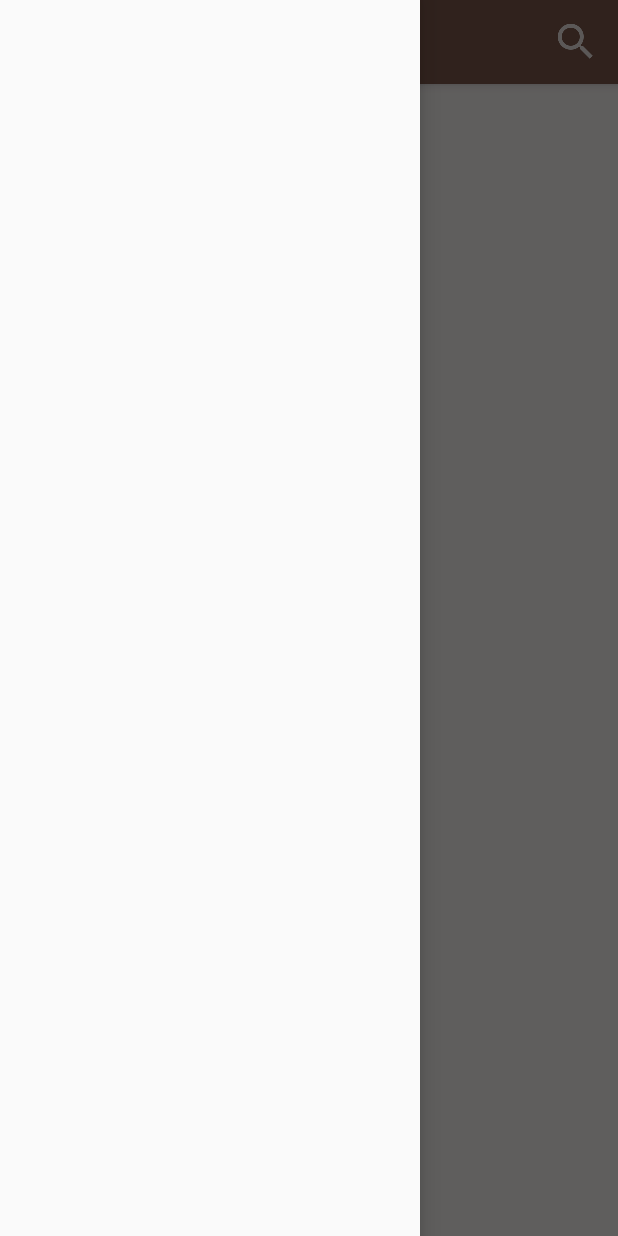
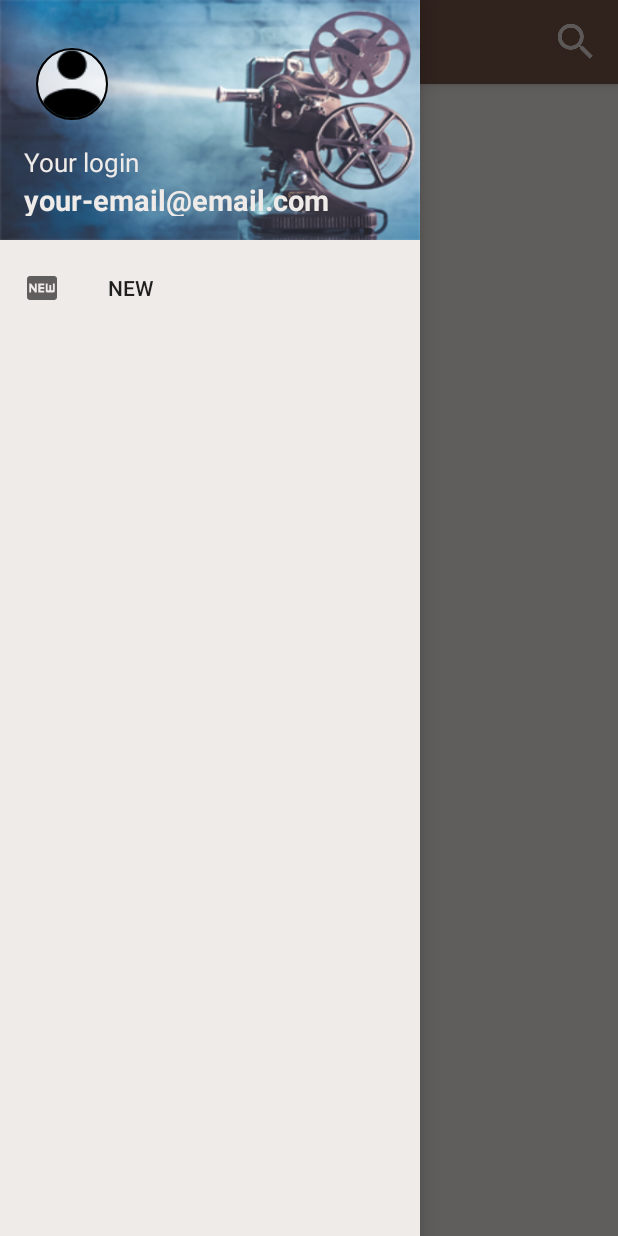
Before and after one commit to MarchenkoProjects/MovieAskerApplication, an Android app: the screen it shows after launch (MainActivity), with the side drawer open, on a phone screen of 412 x 824 dp. Run offline under Robolectric (Android 15) with nearby library versions, the phone set to English and light mode, and no system bars; our stand-ins replace CircleImageView.

Commit message:
Beginning of the implementation Navigation Drawer.

```diff
--- a/app/build.gradle
+++ b/app/build.gradle
@@ -23,4 +23,5 @@ dependencies {
     compile fileTree(dir: 'libs', include: ['*.jar'])
     compile 'com.android.support:appcompat-v7:23.2.0'
     compile 'com.android.support:design:23.2.0'
+    compile 'de.hdodenhof:circleimageview:2.0.0'
 }
--- a/app/src/main/java/mos/edu/client/movieasker/MainActivity.java
+++ b/app/src/main/java/mos/edu/client/movieasker/MainActivity.java
@@ -1,6 +1,9 @@
 package mos.edu.client.movieasker;
 
 import android.os.Bundle;
+import android.support.v4.view.GravityCompat;
+import android.support.v4.widget.DrawerLayout;
+import android.support.v7.app.ActionBarDrawerToggle;
 import android.support.v7.app.AppCompatActivity;
 import android.support.v7.widget.Toolbar;
 
@@ -17,9 +20,24 @@ public class MainActivity extends AppCompatActivity {
     }
 
     private void loadViews() {
-        Toolbar mainToolbar = (Toolbar) findViewById(R.id.mainToolbar);
+        Toolbar mainToolbar = (Toolbar) findViewById(R.id.main_toolbar);
         mainToolbar.setTitle(R.string.app_name);
         mainToolbar.inflateMenu(MAIN_MENU);
+
+        DrawerLayout mainDrawerLayout = (DrawerLayout) findViewById(R.id.main_drawer_layout);
+        ActionBarDrawerToggle drawerToggle = new ActionBarDrawerToggle(
+                this, mainDrawerLayout, mainToolbar, R.string.navigation_drawer_open, R.string.navigation_drawer_close);
+        mainDrawerLayout.addDrawerListener(drawerToggle);
+        drawerToggle.syncState();
+
     }
 
+    @Override
+    public void onBackPressed() {
+        DrawerLayout mainDrawerLayout = (DrawerLayout) findViewById(R.id.main_drawer_layout);
+        if (mainDrawerLayout.isDrawerOpen(GravityCompat.START))
+            mainDrawerLayout.closeDrawer(GravityCompat.START);
+        else
+            super.onBackPressed();
+    }
 }
--- a/app/src/main/res/layout/activity_main.xml
+++ b/app/src/main/res/layout/activity_main.xml
@@ -1,6 +1,8 @@
 <?xml version="1.0" encoding="utf-8"?>
 <android.support.v4.widget.DrawerLayout
     xmlns:android="http://schemas.android.com/apk/res/android"
+    xmlns:app="http://schemas.android.com/apk/res-auto"
+    android:id="@+id/main_drawer_layout"
     android:layout_width="match_parent"
     android:layout_height="match_parent"
     android:background="@color/colorMainBackground"
@@ -15,9 +17,10 @@
             android:layout_height="wrap_content">
 
             <android.support.v7.widget.Toolbar
-                android:id="@+id/mainToolbar"
+                android:id="@+id/main_toolbar"
                 android:layout_width="match_parent"
                 android:layout_height="?attr/actionBarSize"
+                android:theme="@style/ThemeOverlay.AppCompat.Dark"
                 android:background="?attr/colorPrimary" />
 
         </android.support.design.widget.AppBarLayout>
@@ -25,9 +28,12 @@
     </android.support.design.widget.CoordinatorLayout>
 
     <android.support.design.widget.NavigationView
-        android:id="@+id/mainNavigationView"
+        android:id="@+id/main_navigation_view"
         android:layout_width="wrap_content"
         android:layout_height="match_parent"
-        android:layout_gravity="start" />
+        android:layout_gravity="start"
+        android:background="@color/colorWhite"
+        app:headerLayout="@layout/navigation_header"
+        app:menu="@menu/menu_navigation"/>
 
 </android.support.v4.widget.DrawerLayout>
--- /dev/null
+++ b/app/src/main/res/layout/navigation_header.xml
@@ -0,0 +1,39 @@
+<?xml version="1.0" encoding="utf-8"?>
+<LinearLayout
+    xmlns:android="http://schemas.android.com/apk/res/android"
+    xmlns:app="http://schemas.android.com/apk/res-auto"
+    android:orientation="vertical"
+    android:layout_width="match_parent"
+    android:layout_height="@dimen/navigation_header_height"
+    android:paddingBottom="@dimen/activity_vertical_margin"
+    android:paddingLeft="@dimen/activity_horizontal_margin"
+    android:paddingRight="@dimen/activity_horizontal_margin"
+    android:paddingTop="@dimen/activity_vertical_margin"
+    android:background="@drawable/navigation_header_background">
+
+    <de.hdodenhof.circleimageview.CircleImageView
+        android:id="@+id/profile_image"
+        android:layout_width="@dimen/navigation_header_profile_image_size"
+        android:layout_height="@dimen/navigation_header_profile_image_size"
+        android:paddingTop="@dimen/navigation_header_vertical_spacing"
+        android:src="@drawable/profile_image"
+        app:civ_border_width="1dp"
+        app:civ_border_color="#FF000000" />
+
+    <TextView
+        android:layout_width="match_parent"
+        android:layout_height="wrap_content"
+        android:paddingTop="@dimen/navigation_header_vertical_spacing"
+        android:text="Your login"
+        android:textColor="@color/colorWhite"
+        android:textSize="17sp" />
+
+    <TextView
+        android:layout_width="match_parent"
+        android:layout_height="wrap_content"
+        android:text="your-email@email.com"
+        android:textColor="@color/colorWhite"
+        android:textSize="19sp"
+        android:textStyle="bold" />
+
+</LinearLayout>
--- /dev/null
+++ b/app/src/main/res/menu/menu_navigation.xml
@@ -0,0 +1,8 @@
+<?xml version="1.0" encoding="utf-8"?>
+<menu xmlns:android="http://schemas.android.com/apk/res/android">
+
+    <item android:id="@+id/new_navigation_menu_item"
+        android:icon="@mipmap/ic_new"
+        android:title="NEW" />
+
+</menu>
--- /dev/null
+++ b/app/src/main/res/values/dimens.xml
@@ -0,0 +1,9 @@
+<?xml version="1.0" encoding="utf-8"?>
+<resources>
+    <dimen name="activity_vertical_margin">16dp</dimen>
+    <dimen name="activity_horizontal_margin">16dp</dimen>
+
+    <dimen name="navigation_header_height">160dp</dimen>
+    <dimen name="navigation_header_vertical_spacing">16dp</dimen>
+    <dimen name="navigation_header_profile_image_size">64dp</dimen>
+</resources>
--- a/app/src/main/res/values/strings.xml
+++ b/app/src/main/res/values/strings.xml
@@ -2,4 +2,7 @@
     <string name="app_name">MovieAsker Beta</string>
 
     <string name="search_item_title">search</string>
+
+    <string name="navigation_drawer_open">Open navigation drawer</string>
+    <string name="navigation_drawer_close">Close navigation drawer</string>
 </resources>
```
Also changed, not shown: app/src/main/res/drawable/navigation_header_background.png (added), app/src/main/res/drawable/profile_image.png (added), app/src/main/res/mipmap-hdpi/ic_new.png (added), app/src/main/res/mipmap-mdpi/ic_new.png (added), app/src/main/res/mipmap-xhdpi/ic_new.png (added), app/src/main/res/mipmap-xxhdpi/ic_new.png (added), app/src/main/res/mipmap-xxxhdpi/ic_new.png (added), 2 other files.
